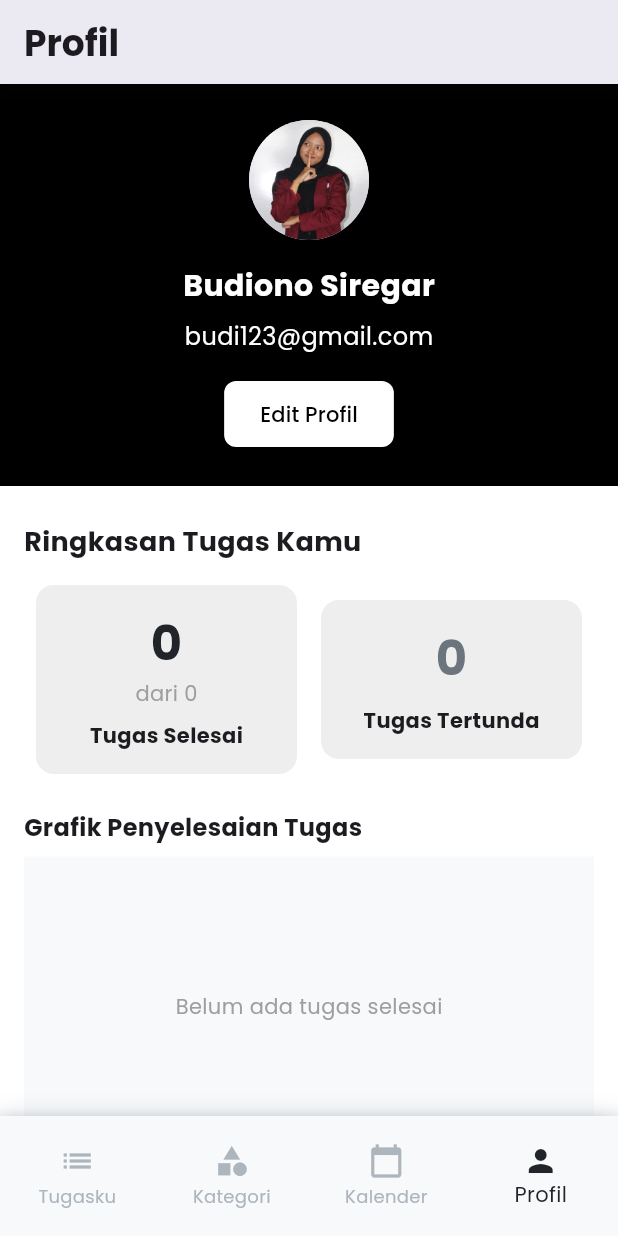
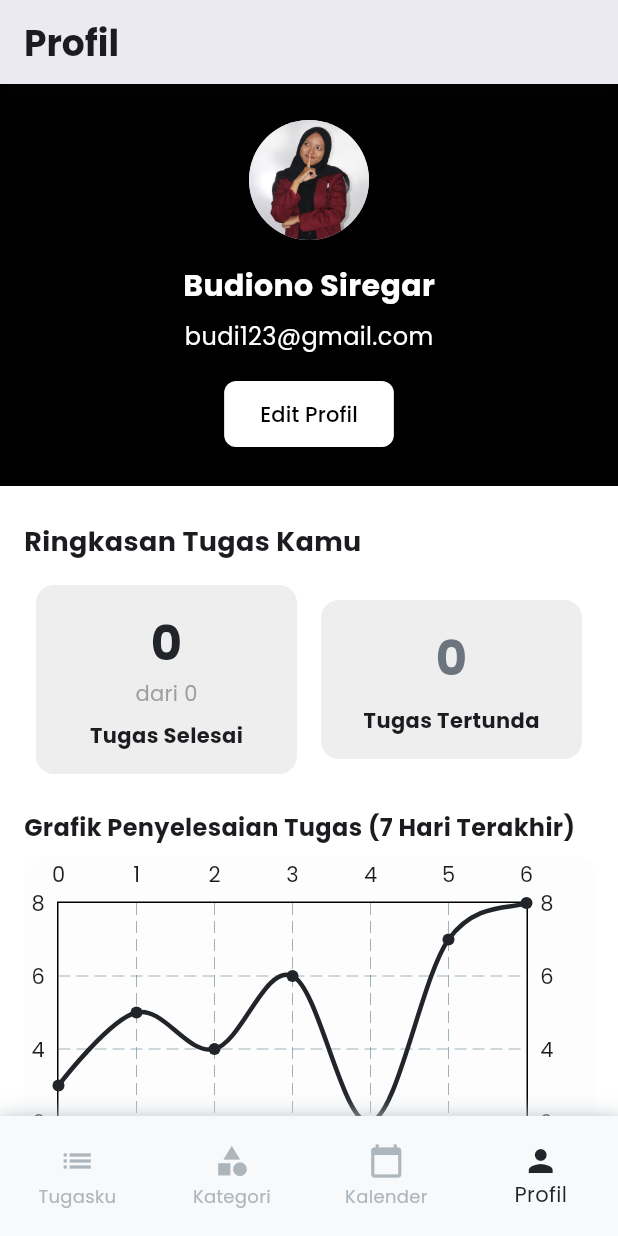
Before and after one commit to Nitaa1904/NoteQu_PPB05, a Flutter app: the screen it shows after launch, item 4 of the bottom bar chosen, on a phone screen of 412 x 824 dp. Run offline on Flutter 3.47's test engine with Material 3 defaults, Android fonts, the phone set to English and light mode, and no system bars; drawn by our look-alikes of fl_chart; our stand-ins replace flutter_local_notifications, google_fonts, table_calendar, timezone.

Commit message:
edit dashboard tugas

```diff
--- a/lib/pages/profil/profil.dart
+++ b/lib/pages/profil/profil.dart
@@ -1,14 +1,17 @@
 import 'package:flutter/material.dart';
+import 'package:fl_chart/fl_chart.dart';
 import 'package:notequ/design_system/styles/color.dart';
 
 class Profil extends StatelessWidget {
   final int completedTasks;
   final int pendingTasks;
+  final List<int> tasksCompletionData;
 
   const Profil({
     super.key,
     required this.completedTasks,
     required this.pendingTasks,
+    required this.tasksCompletionData,
   });
 
   @override
@@ -27,7 +30,7 @@
       body: SingleChildScrollView(
         child: Column(
           children: [
-            // Bagian header dengan background full width
+            // Bagian header
             Container(
               width: double.infinity,
               color: Colors.black,
@@ -105,7 +108,7 @@
                   ),
                   const SizedBox(height: 24),
                   const Text(
-                    "Grafik Penyelesaian Tugas",
+                    "Grafik Penyelesaian Tugas (7 Hari Terakhir)",
                     style: TextStyle(
                       fontSize: 16,
                       fontWeight: FontWeight.bold,
@@ -114,22 +117,20 @@
                   const SizedBox(height: 8),
                   Container(
                     height: 200,
-                    color: ColorCollection.primary100,
-                    child: Center(
-                      child: completedTasks > 0
-                          ? Text(
-                              "${((completedTasks / (completedTasks + pendingTasks)) * 100).toStringAsFixed(1)}% Tugas Selesai",
-                              style: const TextStyle(
-                                fontSize: 16,
-                                fontWeight: FontWeight.bold,
-                                color: Colors.green,
-                              ),
-                            )
-                          : const Text(
-                              "Belum ada tugas selesai",
-                              style: TextStyle(color: Colors.grey),
+                    decoration: BoxDecoration(
+                      color: ColorCollection.primary100.withOpacity(0.3),
+                      borderRadius: BorderRadius.circular(12),
+                    ),
+                    child: tasksCompletionData.length >= 7
+                        ? LineChart(
+                            _buildLineChartData(),
+                          )
+                        : const Center(
+                            child: Text(
+                              "Data tidak cukup untuk grafik",
+                              style: TextStyle(color: Colors.red),
                             ),
-                    ),
+                          ),
                   ),
                 ],
               ),
@@ -175,4 +176,38 @@
       ),
     );
   }
+
+  LineChartData _buildLineChartData() {
+    return LineChartData(
+      gridData: FlGridData(show: true),
+      titlesData: FlTitlesData(
+        leftTitles: AxisTitles(sideTitles: SideTitles(showTitles: true)),
+        bottomTitles: AxisTitles(
+          sideTitles: SideTitles(
+            showTitles: true,
+            getTitlesWidget: (value, meta) {
+              const days = ['Mon', 'Tue', 'Wed', 'Thu', 'Fri', 'Sat', 'Sun'];
+              if (value.toInt() < 0 || value.toInt() >= days.length) {
+                return const Text('');
+              }
+              return Text(days[value.toInt()]);
+            },
+          ),
+        ),
+      ),
+      borderData: FlBorderData(show: true),
+      lineBarsData: [
+        LineChartBarData(
+          isCurved: true,
+          spots: List.generate(
+            tasksCompletionData.length,
+            (index) =>
+                FlSpot(index.toDouble(), tasksCompletionData[index].toDouble()),
+          ),
+          color: ColorCollection.primary900,
+          barWidth: 3,
+        ),
+      ],
+    );
+  }
 }
--- a/lib/pages/tugasku/home.dart
+++ b/lib/pages/tugasku/home.dart
@@ -25,6 +25,8 @@
     'Olahraga',
   ];
 
+  final List<int> tasksCompletionData = [3, 5, 4, 6, 2, 7, 8]; // Dummy data
+
   void _addTask(Map<String, String> newTask) {
     setState(() {
       tasks.add(newTask);
@@ -50,6 +52,8 @@
     setState(() {
       tasks.remove(task);
       completedTasks.add(task);
+      if (tasksCompletionData.length >= 7) tasksCompletionData.removeAt(0);
+      tasksCompletionData.add(completedTasks.length);
     });
   }
 
@@ -57,6 +61,8 @@
     setState(() {
       completedTasks.remove(task);
       tasks.add(task);
+      if (tasksCompletionData.length >= 7) tasksCompletionData.removeAt(0);
+      tasksCompletionData.add(completedTasks.length);
     });
   }
 
@@ -83,6 +89,7 @@
         profil: Profil(
           completedTasks: completedTasks.length,
           pendingTasks: tasks.length,
+          tasksCompletionData: tasksCompletionData,
         ),
       ),
     );
--- a/pubspec.yaml
+++ b/pubspec.yaml
@@ -42,6 +42,8 @@
   flutter_local_notifications: ^13.0.0
   timezone: 0.9.4
   intl: 0.19.0
+  syncfusion_flutter_charts: ^20.4.41
+  fl_chart: ^0.69.2
 
 dev_dependencies:
   flutter_test:
```
Also changed, not shown: pubspec.lock.
